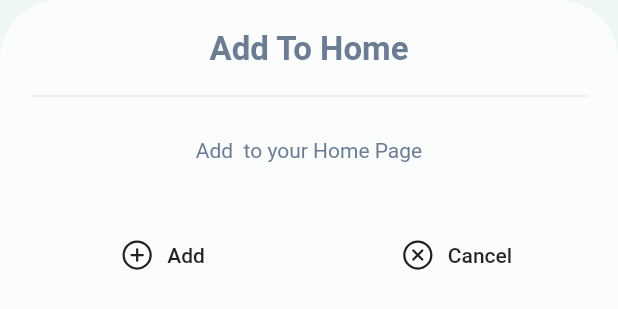
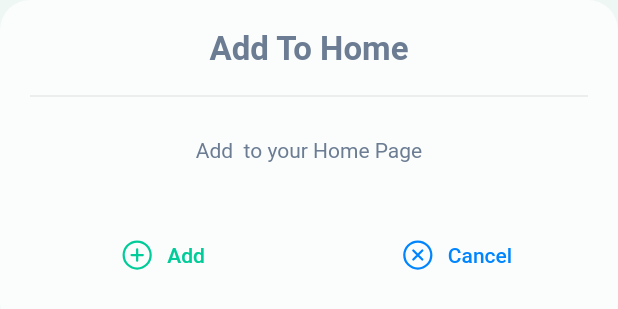
Before and after one commit to kerrongordon/covid19, a Flutter app: the CountryDialog widget shown alone on an empty page, opened directly with empty values, on a phone screen of 412 x 824 dp. Shown: the top 309 px of the screen. Run offline on Flutter 3.47's test engine with Material 2 defaults, Android fonts, the phone set to English and light mode, and no system bars; our stand-ins replace adaptive_theme, bottom_navy_bar, cached_network_image, dio, fl_chart, flutter_icons and 2 more; missing offline and left inert: dio_http_cache, flutter_animator, link, loading_animations; accounts and stored records are empty; network calls fail; statements that could not run were skipped.

Commit message:
fix dialog layout

```diff
--- a/lib/screens/country/country-dialog.dart
+++ b/lib/screens/country/country-dialog.dart
@@ -1,6 +1,7 @@
 import 'dart:ui';
 
 import 'package:covid19/models/country-model.dart';
+import 'package:covid19/themes/color-theme.dart';
 import 'package:flutter/material.dart';
 import 'package:flutter_icons/flutter_icons.dart';
 import 'package:provider/provider.dart';
@@ -24,10 +25,7 @@ class CountryDialog extends StatelessWidget {
         padding: const EdgeInsets.all(20),
         decoration: BoxDecoration(
           color: Theme.of(context).cardTheme.color.withOpacity(0.7),
-          borderRadius: BorderRadius.only(
-            topLeft: const Radius.circular(40),
-            topRight: const Radius.circular(40),
-          ),
+          borderRadius: BorderRadius.circular(20),
         ),
         child: Column(
           mainAxisSize: MainAxisSize.min,
@@ -104,7 +102,6 @@ class DialogActions extends StatelessWidget {
 
   @override
   Widget build(BuildContext context) {
-    print(country);
     return Container(
       child: Column(
         children: [
@@ -122,6 +119,7 @@ class DialogActions extends StatelessWidget {
                           },
                           icon: Icon(Ionicons.ios_remove_circle_outline),
                           label: Text('Remove'),
+                          textColor: ColorTheme.deaths,
                           padding: const EdgeInsets.all(20),
                           splashColor: Theme.of(context).accentColor,
                         ),
@@ -134,6 +132,7 @@ class DialogActions extends StatelessWidget {
                           },
                           icon: Icon(Ionicons.ios_add_circle_outline),
                           label: Text('Add'),
+                          textColor: ColorTheme.recovered,
                           padding: const EdgeInsets.all(20),
                           splashColor: Theme.of(context).accentColor,
                         ),
@@ -144,6 +143,7 @@ class DialogActions extends StatelessWidget {
                     onPressed: () => Navigator.pop(context),
                     icon: Icon(Ionicons.ios_close_circle_outline),
                     label: Text('Cancel'),
+                    textColor: Theme.of(context).accentColor,
                     padding: const EdgeInsets.all(20),
                     splashColor: Theme.of(context).accentColor,
                   ),
--- a/lib/screens/country/country-screen.dart
+++ b/lib/screens/country/country-screen.dart
@@ -39,7 +39,10 @@ class CountryScreen extends StatelessWidget {
             context: context,
             elevation: 30,
             backgroundColor: Colors.transparent,
-            builder: (context) => CountryDialog(data: data),
+            builder: (context) => Padding(
+              padding: const EdgeInsets.all(20),
+              child: CountryDialog(data: data),
+            ),
           );
         },
       ),
--- a/lib/screens/home/home-card-list.dart
+++ b/lib/screens/home/home-card-list.dart
@@ -19,7 +19,7 @@ class HomeCardList extends StatelessWidget {
         children: [
           HomeCardOne(data: data),
           HomeCardTwo(data: data),
-          HomeCardCountry()
+          HomeCardCountry(),
         ],
       ),
     );
--- a/lib/screens/home/home-screen.dart
+++ b/lib/screens/home/home-screen.dart
@@ -14,7 +14,7 @@ class HomeScreen extends StatelessWidget {
   Widget build(BuildContext context) {
     return Scaffold(
       body: KgpBasePage(
-        title: 'Covid 19',
+        title: 'Global',
         background: Image.asset('assets/earth1.png'),
         children: <Widget>[
           Consumer<GlobalProvider>(builder: (_, value, __) {
```
Also changed, not shown: lib/components/kgp-card-title.dart (+5 -3 lines), lib/screens/home/home-card-country.dart (+56 -0 lines).
